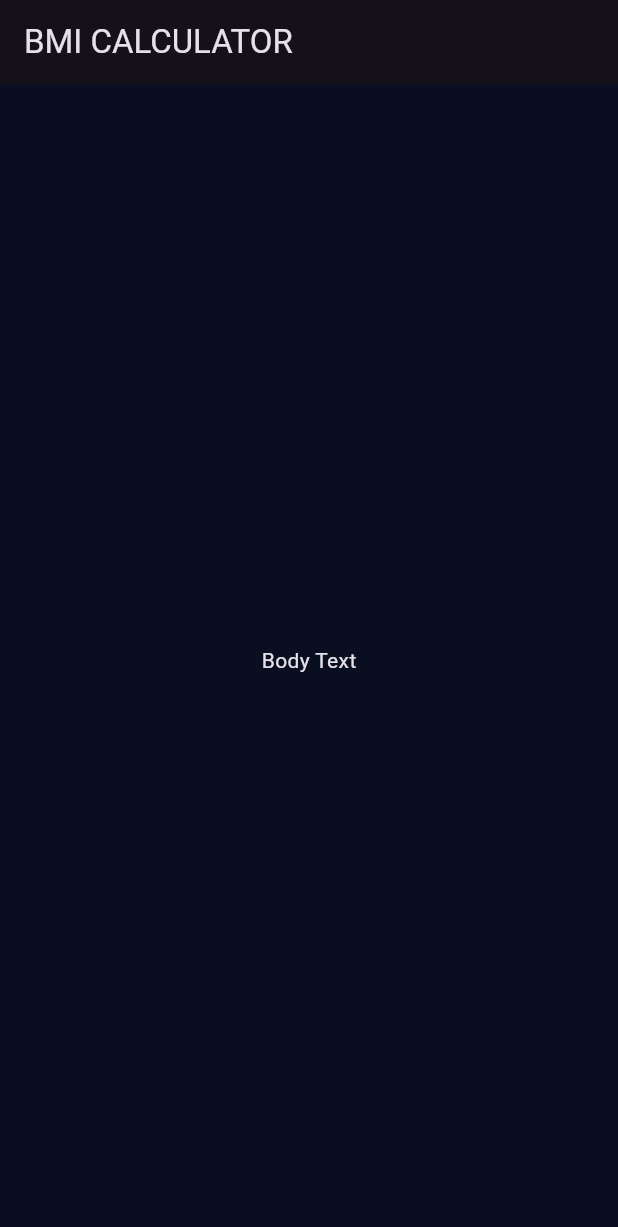
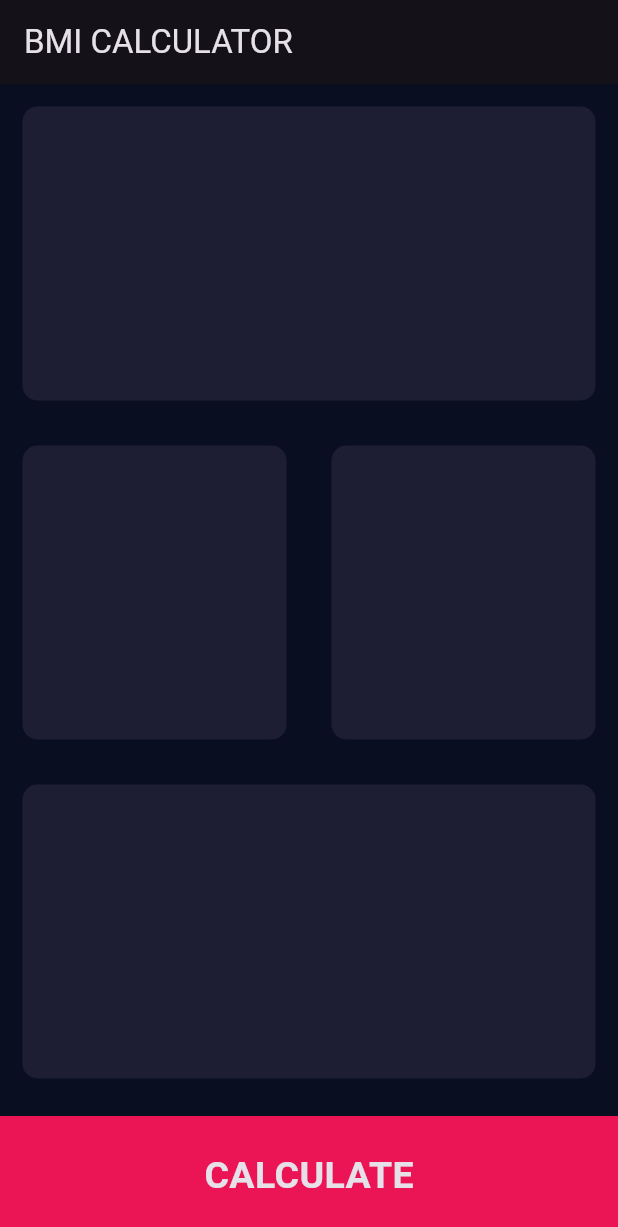
Before and after one commit to GalaxyIgor/Complete-Flutter-App-Development-Bootcamp-with-Dart, a Flutter app: the screen it shows after launch, on a phone screen of 412 x 824 dp. Shown: the top 1227 px of the screen. Run offline on Flutter 3.47's test engine with Material 3 defaults, Android fonts, the phone set to English and light mode, and no system bars; our stand-ins replace audioplayers, google_fonts, rflutter_alert.

Commit message:
chore: Final vs. Const

```diff
--- a/bmi_calculator/lib/input_page.dart
+++ b/bmi_calculator/lib/input_page.dart
@@ -8,16 +8,67 @@ class InputPage extends StatefulWidget {
 }
 
 class _InputPageState extends State<InputPage> {
+  final Color customCardColor = Color(0xFF1D1E33);
+  final Color customButtonColor = Color(0xFFEB1555);
+  final double customButtonHeight = 80.0;
+
   @override
   Widget build(BuildContext context) {
     return Scaffold(
       appBar: AppBar(
         title: Text('BMI CALCULATOR'),
       ),
-      body: Center(
-        child: Text('Body Text'),
-      ),
+      body: Column(
+        children: [
+          ReusableCard(colour: customCardColor),
+          Expanded(
+            child: Row(
+              children: [
+                ReusableCard(colour: customCardColor),
+                ReusableCard(colour: customCardColor),
+              ],
+            ),
+          ),
+          ReusableCard(colour: customCardColor),
+          Container(
+            alignment: Alignment.center,
+            margin: EdgeInsets.only(top: 10.0),
+            color: customButtonColor,
+            width: double.infinity,
+            height: customButtonHeight,
+            child: Text(
+              'CALCULATE',
+              style: TextStyle(
+                fontSize: 25.0,
+                fontWeight: FontWeight.bold,
+              ),
+            ),
+          )
+        ],
+      )
 
     );
   }
 }
+
+class ReusableCard extends StatelessWidget {
+  final Color colour;
+
+  const ReusableCard({
+    required this.colour,
+    super.key,
+  });
+
+  @override
+  Widget build(BuildContext context) {
+    return Expanded(
+      child: Container(
+        margin: EdgeInsets.all(15.0),
+        decoration: BoxDecoration(
+          color: colour,
+          borderRadius: BorderRadius.circular(10.0),
+        ),
+      ),
+    );
+  }
+}
--- a/bmi_calculator/lib/main.dart
+++ b/bmi_calculator/lib/main.dart
@@ -9,6 +9,7 @@ class BMICalculator extends StatelessWidget {
   @override
   Widget build(BuildContext context) {
     return MaterialApp(
+      debugShowCheckedModeBanner: false,
       theme: ThemeData.dark().copyWith(
         primaryColor: Color(0xFF0A0E21),
         scaffoldBackgroundColor: Color(0xFF0A0E21),
```
